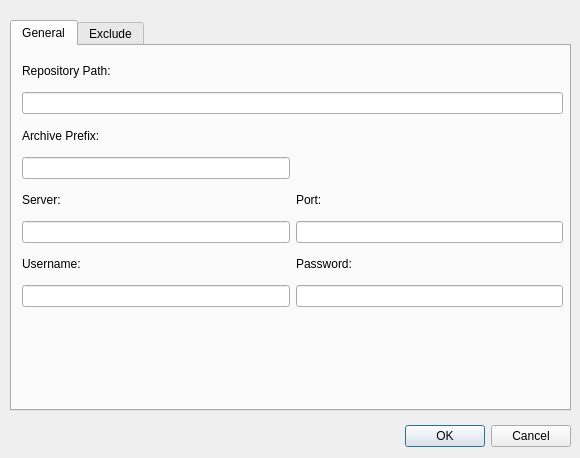
The window that borg_qt/static/UI/Settings.ui (Nebucatnetzer/borg-qt) describes before a commit, drawn with Qt 5.
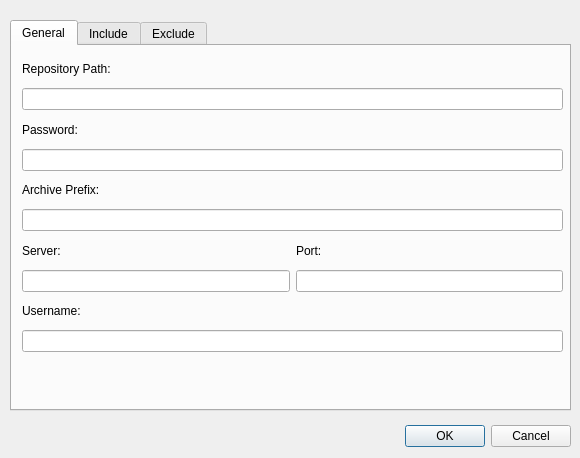
The same window after the commit. Icons and pictures are not drawn.

Commit message: Add GUI functionality for the config

Patch:
```diff
--- a/borg_qt/static/UI/Settings.ui
+++ b/borg_qt/static/UI/Settings.ui
@@ -54,27 +54,11 @@
        <x>10</x>
        <y>10</y>
        <width>541</width>
-       <height>251</height>
+       <height>296</height>
       </rect>
      </property>
      <layout class="QGridLayout" name="layout_general">
-      <item row="1" column="0" colspan="2">
-       <widget class="QLineEdit" name="line_edit_path"/>
-      </item>
-      <item row="6" column="1">
-       <widget class="QLabel" name="label_password">
-        <property name="sizePolicy">
-         <sizepolicy hsizetype="Preferred" vsizetype="Minimum">
-          <horstretch>0</horstretch>
-          <verstretch>0</verstretch>
-         </sizepolicy>
-        </property>
-        <property name="text">
-         <string>Password:</string>
-        </property>
-       </widget>
-      </item>
-      <item row="2" column="0">
+      <item row="4" column="0">
        <widget class="QLabel" name="label_prefix">
         <property name="sizePolicy">
          <sizepolicy hsizetype="Preferred" vsizetype="Minimum">
@@ -88,46 +72,10 @@
        </widget>
       </item>
       <item row="7" column="0">
-       <widget class="QLineEdit" name="line_edit_user"/>
+       <widget class="QLineEdit" name="line_edit_server"/>
       </item>
-      <item row="7" column="1">
-       <widget class="QLineEdit" name="line_edit_password">
-        <property name="inputMethodHints">
-         <set>Qt::ImhHiddenText|Qt::ImhNoAutoUppercase|Qt::ImhNoPredictiveText|Qt::ImhSensitiveData</set>
-        </property>
-        <property name="echoMode">
-         <enum>QLineEdit::Password</enum>
-        </property>
-        <property name="clearButtonEnabled">
-         <bool>false</bool>
-        </property>
-       </widget>
-      </item>
-      <item row="4" column="1">
-       <widget class="QLabel" name="label_port">
-        <property name="sizePolicy">
-         <sizepolicy hsizetype="Preferred" vsizetype="Minimum">
-          <horstretch>0</horstretch>
-          <verstretch>0</verstretch>
-         </sizepolicy>
-        </property>
-        <property name="text">
-         <string>Port:</string>
-        </property>
-       </widget>
-      </item>
-      <item row="6" column="0">
-       <widget class="QLabel" name="label_user">
-        <property name="sizePolicy">
-         <sizepolicy hsizetype="Preferred" vsizetype="Minimum">
-          <horstretch>0</horstretch>
-          <verstretch>0</verstretch>
-         </sizepolicy>
-        </property>
-        <property name="text">
-         <string>Username:</string>
-        </property>
-       </widget>
+      <item row="1" column="0" colspan="2">
+       <widget class="QLineEdit" name="line_edit_repository_path"/>
       </item>
       <item row="0" column="0">
        <widget class="QLabel" name="label_path">
@@ -142,13 +90,23 @@
         </property>
        </widget>
       </item>
-      <item row="5" column="1">
+      <item row="7" column="1">
        <widget class="QLineEdit" name="line_edit_port"/>
       </item>
-      <item row="5" column="0">
-       <widget class="QLineEdit" name="line_edit_server"/>
+      <item row="6" column="1">
+       <widget class="QLabel" name="label_port">
+        <property name="sizePolicy">
+         <sizepolicy hsizetype="Preferred" vsizetype="Minimum">
+          <horstretch>0</horstretch>
+          <verstretch>0</verstretch>
+         </sizepolicy>
+        </property>
+        <property name="text">
+         <string>Port:</string>
+        </property>
+       </widget>
       </item>
-      <item row="4" column="0">
+      <item row="6" column="0">
        <widget class="QLabel" name="label_server">
         <property name="sizePolicy">
          <sizepolicy hsizetype="Preferred" vsizetype="Minimum">
@@ -161,9 +119,108 @@
         </property>
        </widget>
       </item>
-      <item row="3" column="0">
+      <item row="8" column="0">
+       <widget class="QLabel" name="label_user">
+        <property name="sizePolicy">
+         <sizepolicy hsizetype="Preferred" vsizetype="Minimum">
+          <horstretch>0</horstretch>
+          <verstretch>0</verstretch>
+         </sizepolicy>
+        </property>
+        <property name="text">
+         <string>Username:</string>
+        </property>
+       </widget>
+      </item>
+      <item row="2" column="0">
+       <widget class="QLabel" name="label_password">
+        <property name="sizePolicy">
+         <sizepolicy hsizetype="Preferred" vsizetype="Minimum">
+          <horstretch>0</horstretch>
+          <verstretch>0</verstretch>
+         </sizepolicy>
+        </property>
+        <property name="text">
+         <string>Password:</string>
+        </property>
+       </widget>
+      </item>
+      <item row="3" column="0" colspan="2">
+       <widget class="QLineEdit" name="line_edit_password">
+        <property name="inputMethodHints">
+         <set>Qt::ImhNone</set>
+        </property>
+        <property name="echoMode">
+         <enum>QLineEdit::Normal</enum>
+        </property>
+        <property name="clearButtonEnabled">
+         <bool>false</bool>
+        </property>
+       </widget>
+      </item>
+      <item row="5" column="0" colspan="2">
        <widget class="QLineEdit" name="line_edit_prefix"/>
       </item>
+      <item row="9" column="0" colspan="2">
+       <widget class="QLineEdit" name="line_edit_user"/>
+      </item>
+     </layout>
+    </widget>
+   </widget>
+   <widget class="QWidget" name="tab_include">
+    <attribute name="title">
+     <string>Include</string>
+    </attribute>
+    <widget class="QWidget" name="verticalLayoutWidget_3">
+     <property name="geometry">
+      <rect>
+       <x>10</x>
+       <y>10</y>
+       <width>541</width>
+       <height>331</height>
+      </rect>
+     </property>
+     <layout class="QVBoxLayout" name="layout_include">
+      <item>
+       <widget class="QListWidget" name="list_include"/>
+      </item>
+      <item>
+       <layout class="QHBoxLayout" name="layout_buttons_include">
+        <item>
+         <widget class="QPushButton" name="button_include_file">
+          <property name="text">
+           <string>Add file</string>
+          </property>
+          <property name="icon">
+           <iconset>
+            <normaloff>../icons/plus.svg</normaloff>../icons/plus.svg</iconset>
+          </property>
+         </widget>
+        </item>
+        <item>
+         <widget class="QPushButton" name="button_include_directory">
+          <property name="text">
+           <string>Add folder</string>
+          </property>
+          <property name="icon">
+           <iconset>
+            <normaloff>../icons/plus.svg</normaloff>../icons/plus.svg</iconset>
+          </property>
+         </widget>
+        </item>
+        <item>
+         <widget class="QPushButton" name="button_remove_include">
+          <property name="text">
+           <string>Remove</string>
+          </property>
+          <property name="icon">
+           <iconset>
+            <normaloff>../icons/minus.svg</normaloff>../icons/minus.svg</iconset>
+          </property>
+         </widget>
+        </item>
+       </layout>
+      </item>
      </layout>
     </widget>
    </widget>
```
Left out of the diff: 12 changed lines with no effect on the pictures. The commit also changes 5 other files.
